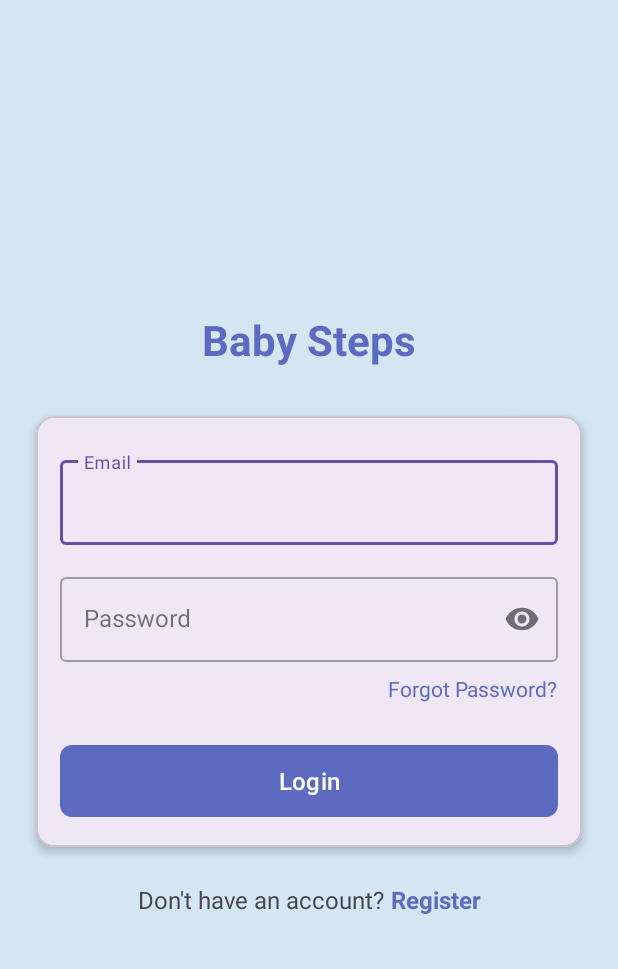
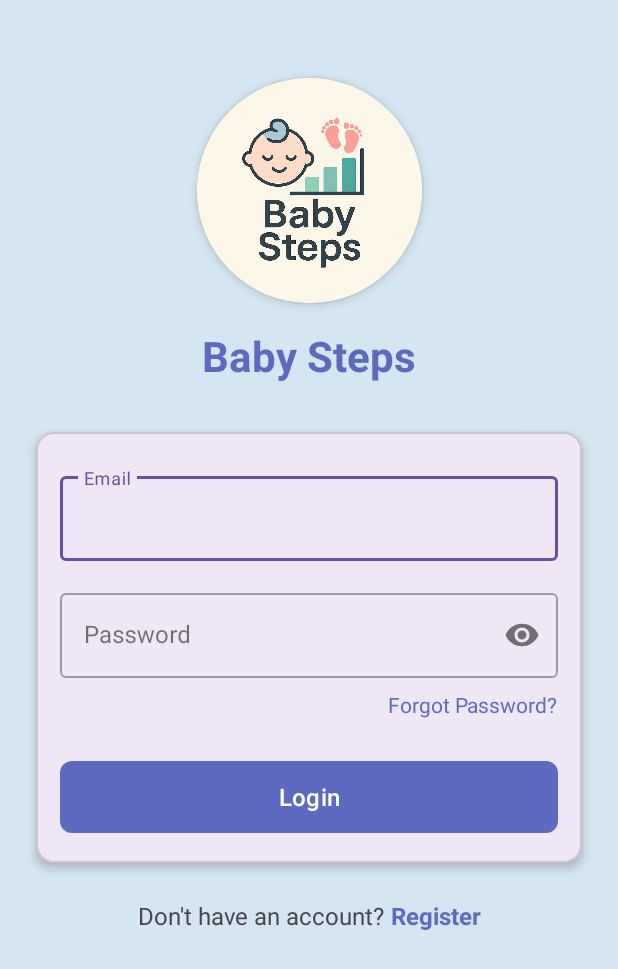
Before and after one commit to amitgilat-gt/BABYSTEPS, an Android app: the screen it shows after launch (LoginActivity), on a phone screen of 412 x 824 dp. Shown: the top 969 px of the screen. Run offline under Robolectric (Android 15) with nearby library versions, the light colour scheme and no system bars; our stand-ins replace Firebase (no records; nobody signed in at launch, a user with empty details on screens opened directly).

Commit message:
First commit

```diff
--- a/app/src/main/res/layout/activity_login.xml
+++ b/app/src/main/res/layout/activity_login.xml
@@ -8,16 +8,27 @@
     android:background="#D4E6F1"
     tools:context=".LoginActivity">
 
-    <!-- App Logo -->
-    <ImageView
-        android:id="@+id/ivLogo"
-        android:layout_width="132dp"
-        android:layout_height="127dp"
-        android:layout_marginTop="64dp"
-        android:contentDescription="App Logo"
+    <!-- App Logo (Updated to be circular) -->
+    <androidx.cardview.widget.CardView
+        android:id="@+id/cardViewLogo"
+        android:layout_width="150dp"
+        android:layout_height="150dp"
+        android:layout_marginTop="52dp"
+        app:cardCornerRadius="75dp"
+        app:cardElevation="4dp"
         app:layout_constraintEnd_toEndOf="parent"
+        app:layout_constraintHorizontal_bias="0.5"
         app:layout_constraintStart_toStartOf="parent"
-        app:layout_constraintTop_toTopOf="parent" />
+        app:layout_constraintTop_toTopOf="parent">
+
+        <ImageView
+            android:id="@+id/ivLogo"
+            android:layout_width="match_parent"
+            android:layout_height="match_parent"
+            android:contentDescription="App Logo"
+            android:scaleType="centerCrop"
+            app:srcCompat="@drawable/icon" />
+    </androidx.cardview.widget.CardView>
 
     <!-- App Name -->
     <TextView
@@ -31,7 +42,7 @@
         android:textColor="#5C6BC0"
         app:layout_constraintEnd_toEndOf="parent"
         app:layout_constraintStart_toStartOf="parent"
-        app:layout_constraintTop_toBottomOf="@+id/ivLogo" />
+        app:layout_constraintTop_toBottomOf="@+id/cardViewLogo" />
 
     <!-- Login Card -->
     <com.google.android.material.card.MaterialCardView
```
Also changed, not shown: app/src/main/res/drawable/icon.jpg (added).
